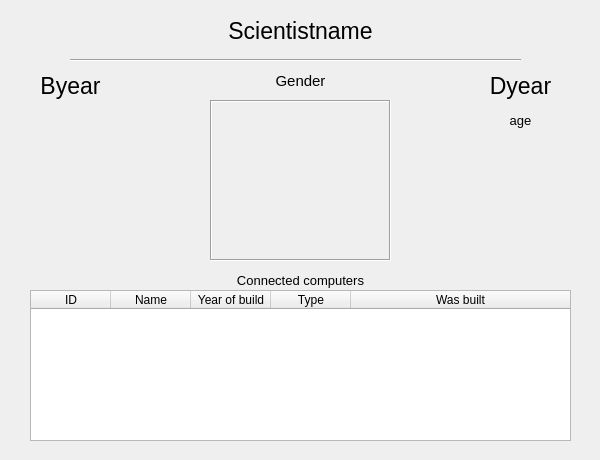
This is viewscientistdialog.ui in gudmundurb/H22 as Qt 5 draws it before an edit. The edited form follows.
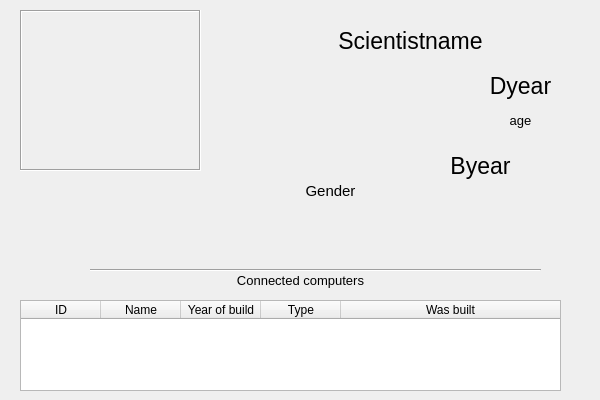
This is the edited form. Icons and pictures are not drawn.

The edit to the form file:
```diff
--- a/viewscientistdialog.ui
+++ b/viewscientistdialog.ui
@@ -7,7 +7,7 @@
     <x>0</x>
     <y>0</y>
     <width>600</width>
-    <height>460</height>
+    <height>400</height>
    </rect>
   </property>
   <property name="sizePolicy">
@@ -18,8 +18,8 @@
   </property>
   <property name="minimumSize">
    <size>
-    <width>600</width>
-    <height>460</height>
+    <width>500</width>
+    <height>400</height>
    </size>
   </property>
   <property name="maximumSize">
@@ -41,9 +41,9 @@
   <widget class="QLabel" name="scientist_name">
    <property name="geometry">
     <rect>
-     <x>20</x>
-     <y>10</y>
-     <width>561</width>
+     <x>280</x>
+     <y>20</y>
+     <width>261</width>
      <height>41</height>
     </rect>
    </property>
@@ -62,8 +62,8 @@
   <widget class="Line" name="name_line">
    <property name="geometry">
     <rect>
-     <x>70</x>
-     <y>50</y>
+     <x>90</x>
+     <y>260</y>
      <width>451</width>
      <height>20</height>
     </rect>
@@ -75,8 +75,8 @@
   <widget class="QLabel" name="born_year">
    <property name="geometry">
     <rect>
-     <x>30</x>
-     <y>70</y>
+     <x>440</x>
+     <y>150</y>
      <width>81</width>
      <height>31</height>
     </rect>
@@ -138,8 +138,8 @@
   <widget class="QLabel" name="gender">
    <property name="geometry">
     <rect>
-     <x>110</x>
-     <y>60</y>
+     <x>140</x>
+     <y>170</y>
      <width>381</width>
      <height>41</height>
     </rect>
@@ -180,10 +180,10 @@
   <widget class="QTableWidget" name="computer_table">
    <property name="geometry">
     <rect>
-     <x>30</x>
-     <y>290</y>
+     <x>20</x>
+     <y>300</y>
      <width>541</width>
-     <height>151</height>
+     <height>91</height>
     </rect>
    </property>
    <property name="sizePolicy">
@@ -296,8 +296,8 @@
   <widget class="QLabel" name="ScientistImageLabel">
    <property name="geometry">
     <rect>
-     <x>210</x>
-     <y>100</y>
+     <x>20</x>
+     <y>10</y>
      <width>181</width>
      <height>161</height>
     </rect>
```
Left out of the diff: 10 changed lines with no effect on the pictures.
